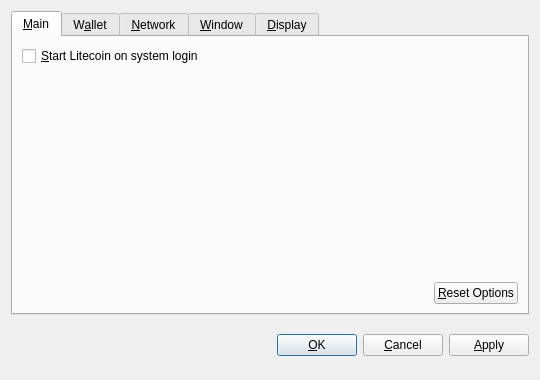
Qt form src/qt/forms/optionsdialog.ui (socomj/Illuminati-Coin) before a commit.
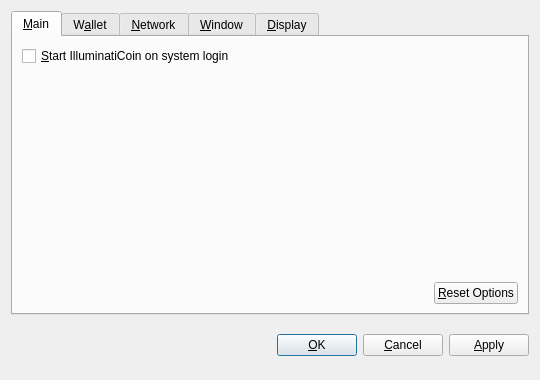
The same form after that commit. Custom widgets are drawn as their Qt base class.

```diff
--- a/src/qt/forms/optionsdialog.ui
+++ b/src/qt/forms/optionsdialog.ui
@@ -36,7 +36,7 @@
           <string>Automatically start Litecoin after logging in to the system.</string>
          </property>
          <property name="text">
-          <string>&amp;Start Litecoin on system login</string>
+          <string>&amp;Start IlluminatiCoin on system login</string>
          </property>
         </widget>
        </item>
```
Left out of the diff: 10 changed lines with no effect on the pictures.
